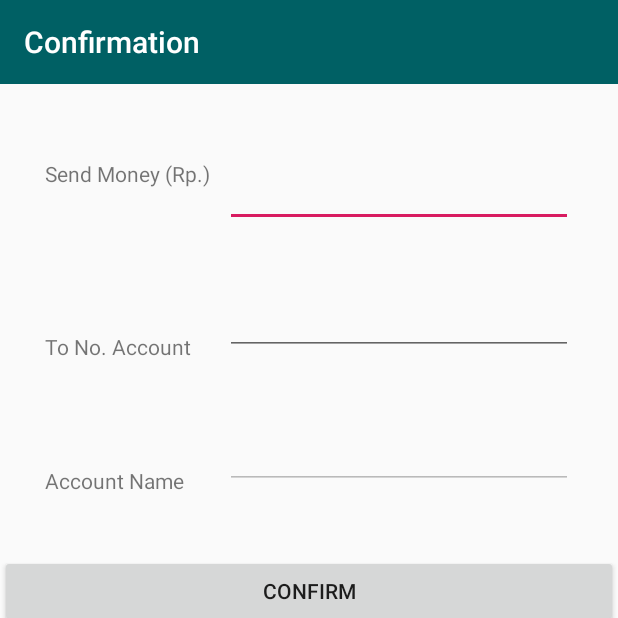
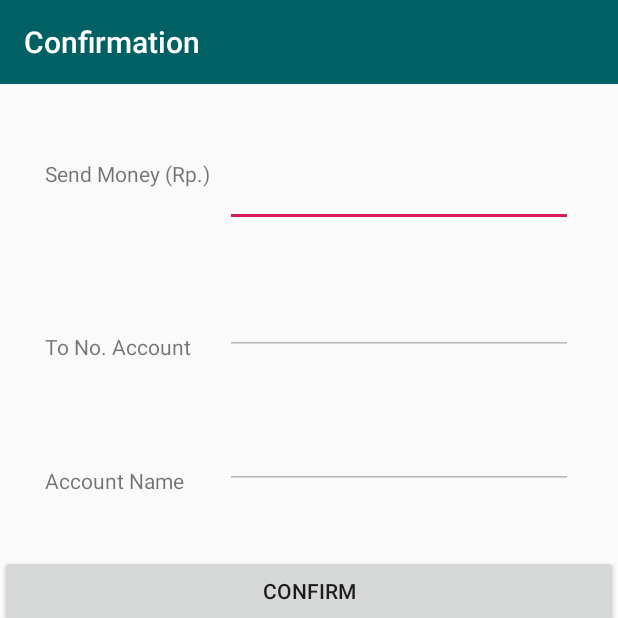
Before and after one commit to nurramdandoni/e-Payment, an Android app: the ConfirmActivity screen opened directly, with no data from a screen before it, on a phone screen of 412 x 824 dp, the top half of it. Run offline under Robolectric (Android 15) with nearby library versions, the phone set to English and light mode, and no system bars; our stand-ins replace Firebase (no records; nobody signed in at launch, a user with empty details on screens opened directly).

Commit message:
add firebase get profile in confirm account

```diff
--- a/app/src/main/java/com/ppsi/epayment/ConfirmActivity.java
+++ b/app/src/main/java/com/ppsi/epayment/ConfirmActivity.java
@@ -1,15 +1,31 @@
 package com.ppsi.epayment;
 
+import androidx.annotation.NonNull;
 import androidx.appcompat.app.AppCompatActivity;
 
 import android.content.Intent;
 import android.os.Bundle;
+import android.util.Log;
+import android.view.View;
+import android.widget.Button;
 import android.widget.TextView;
+
+import com.google.firebase.database.DataSnapshot;
+import com.google.firebase.database.DatabaseError;
+import com.google.firebase.database.DatabaseReference;
+import com.google.firebase.database.FirebaseDatabase;
+import com.google.firebase.database.ValueEventListener;
+
+import static android.content.ContentValues.TAG;
 
 public class ConfirmActivity extends AppCompatActivity {
 
-    String acc;
+    String acc,value;
     private TextView txtSendMoney,txtToAccount,txtNameAccount;
+    private Button btnConfirm;
+    private FirebaseDatabase database = FirebaseDatabase.getInstance();
+//    harus di loop untuk mencari child dari acc yang telah di scan untuk mendapatkan nama
+    private DatabaseReference myRef = database.getReference("account").child("0");
 
     @Override
     protected void onCreate(Bundle savedInstanceState) {
@@ -18,8 +34,38 @@ public class ConfirmActivity extends AppCompatActivity {
 
         Intent inten = getIntent();
         acc = inten.getStringExtra("acc");
+        value = inten.getStringExtra("value");
 
         txtToAccount = findViewById(R.id.txtToAccount);
+        txtSendMoney = findViewById(R.id.txtSendMoney);
+        txtNameAccount = findViewById(R.id.txtNameAccount);
+        btnConfirm = findViewById(R.id.btnConfirm);
         txtToAccount.setText(acc);
+        txtSendMoney.setText(value);
+
+        btnConfirm.setOnClickListener(new View.OnClickListener() {
+            @Override
+            public void onClick(View v) {
+                Intent i = new Intent(getApplicationContext(),HomeActivity.class);
+                startActivity(i);
+            }
+        });
+
+        myRef.addValueEventListener(new ValueEventListener() {
+            @Override
+            public void onDataChange(@NonNull DataSnapshot dataSnapshot) {
+                String nama_lengkap = dataSnapshot.child("nama_lengkap").getValue(String.class);
+                txtNameAccount.setText(nama_lengkap);
+            }
+
+            @Override
+            public void onCancelled(@NonNull DatabaseError databaseError) {
+
+            }
+        });
+
+
+
+
     }
 }
--- a/app/src/main/res/layout/activity_confirm.xml
+++ b/app/src/main/res/layout/activity_confirm.xml
@@ -41,7 +41,8 @@
                     android:layout_marginTop="50dp"
                     android:layout_marginBottom="20dp"
                     android:layout_marginLeft="150dp"
-                    android:layout_marginRight="30dp"/>
+                    android:layout_marginRight="30dp"
+                    android:inputType="number"/>
             </RelativeLayout>
 
             <RelativeLayout
@@ -63,7 +64,8 @@
                     android:layout_marginTop="20dp"
                     android:layout_marginBottom="20dp"
                     android:layout_marginLeft="150dp"
-                    android:layout_marginRight="30dp"/>
+                    android:layout_marginRight="30dp"
+                    android:enabled="false"/>
             </RelativeLayout>
 
             <RelativeLayout
```
Also changed, not shown: app/src/main/java/com/ppsi/epayment/ScanActivity.java (+7 -2 lines).
